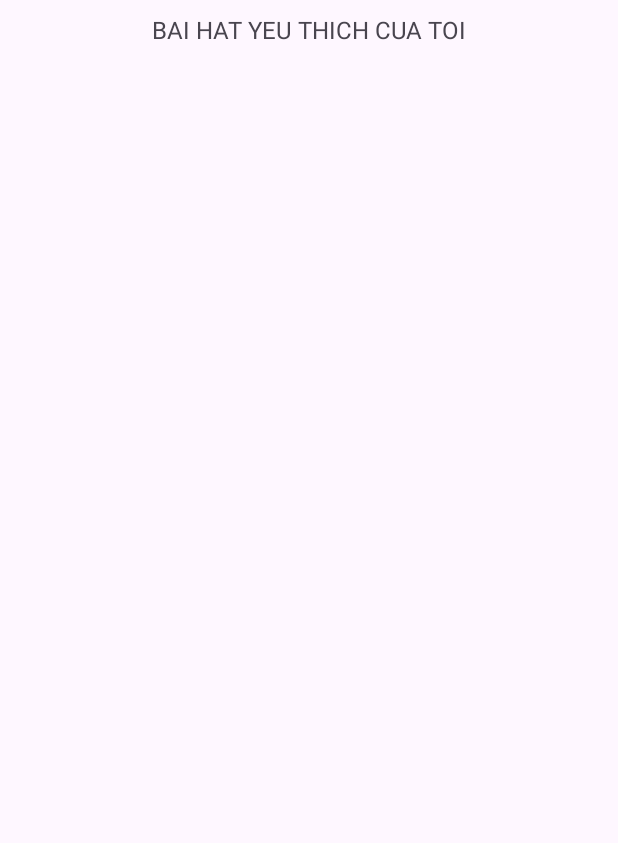
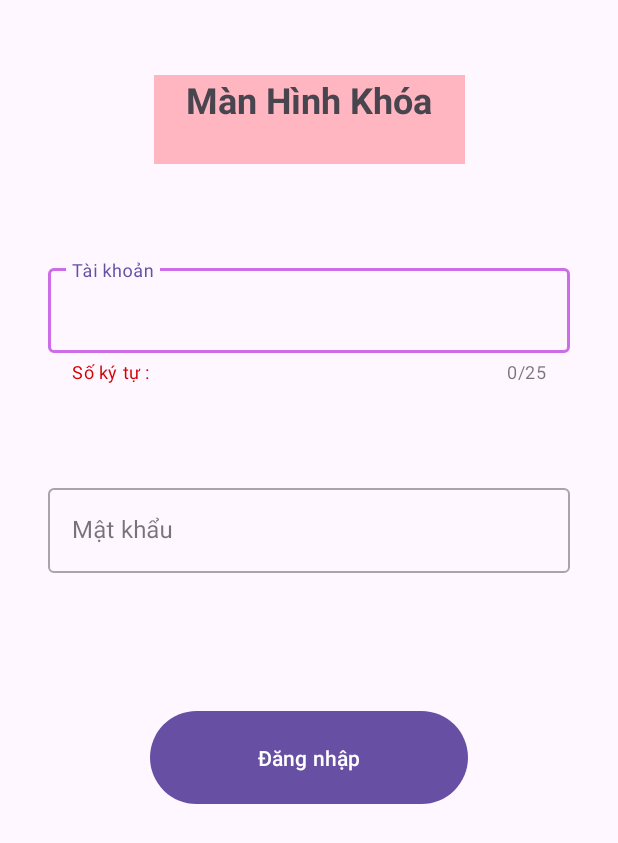
Before and after one commit to KhanhLinh2803/64131172_AndroidProgramming, an Android app: the screen it shows after launch (MainActivity), on a phone screen of 412 x 824 dp. Shown: the top 843 px of the screen. Run offline under Robolectric (Android 15) with nearby library versions, the phone set to English and light mode, and no system bars.

Commit message:
làm tiếp màn hình DSBH

```diff
--- a/LT_ListView_BTS/app/build.gradle.kts
+++ b/LT_ListView_BTS/app/build.gradle.kts
@@ -33,6 +33,7 @@ android {
 
 dependencies {
 
+    implementation("com.google.android.material:material:1.12.0")
     implementation(libs.appcompat)
     implementation(libs.material)
     implementation(libs.activity)
--- a/LT_ListView_BTS/app/src/main/AndroidManifest.xml
+++ b/LT_ListView_BTS/app/src/main/AndroidManifest.xml
@@ -13,6 +13,9 @@
         android:theme="@style/Theme.LT_ListView_BTS"
         tools:targetApi="31">
         <activity
+            android:name=".ManDN"
+            android:exported="false" />
+        <activity
             android:name=".MainActivity"
             android:exported="true">
             <intent-filter>
--- a/LT_ListView_BTS/app/src/main/java/linhntk/ntu/lt_listview_bts/MainActivity.java
+++ b/LT_ListView_BTS/app/src/main/java/linhntk/ntu/lt_listview_bts/MainActivity.java
@@ -1,6 +1,10 @@
 package linhntk.ntu.lt_listview_bts;
 
+import android.content.Intent;
 import android.os.Bundle;
+import android.view.View;
+import android.widget.Button;
+import android.widget.EditText;
 
 import androidx.activity.EdgeToEdge;
 import androidx.appcompat.app.AppCompatActivity;
@@ -9,16 +13,32 @@ import androidx.core.view.ViewCompat;
 import androidx.core.view.WindowInsetsCompat;
 
 public class MainActivity extends AppCompatActivity {
-
+    EditText txtInputTK, txtInputMK;
+    Button btnDN;
     @Override
     protected void onCreate(Bundle savedInstanceState) {
         super.onCreate(savedInstanceState);
         EdgeToEdge.enable(this);
         setContentView(R.layout.activity_main);
-        ViewCompat.setOnApplyWindowInsetsListener(findViewById(R.id.main), (v, insets) -> {
-            Insets systemBars = insets.getInsets(WindowInsetsCompat.Type.systemBars());
-            v.setPadding(systemBars.left, systemBars.top, systemBars.right, systemBars.bottom);
-            return insets;
+        txtInputMK =findViewById(R.id.txtInputMK);
+        txtInputTK =findViewById(R.id.txtInputTK);
+        btnDN = findViewById(R.id.btnDN);
+        //xu ly su kien lang nghe
+        btnDN.setOnClickListener(new View.OnClickListener() {
+            @Override
+            public void onClick(View v) {
+                if(gettxtInputTK().equals("Khanh Linh") && gettxtInputMK().equals("1")){
+                    Intent intent = new Intent(MainActivity.this, ManDN.class);
+                    startActivity(intent);
+                }
+            }
         });
     }
+    //lay gia tri nhap vao cua txtInputTK
+    public String gettxtInputTK(){
+        return txtInputTK.getText().toString();
+    }
+    public  String gettxtInputMK(){
+        return  txtInputMK.getText().toString();
+    }
 }
--- a/LT_ListView_BTS/app/src/main/res/layout/activity_main.xml
+++ b/LT_ListView_BTS/app/src/main/res/layout/activity_main.xml
@@ -1,22 +1,85 @@
 <?xml version="1.0" encoding="utf-8"?>
-<LinearLayout xmlns:android="http://schemas.android.com/apk/res/android"
+<androidx.constraintlayout.widget.ConstraintLayout xmlns:android="http://schemas.android.com/apk/res/android"
     xmlns:app="http://schemas.android.com/apk/res-auto"
     xmlns:tools="http://schemas.android.com/tools"
     android:id="@+id/main"
     android:layout_width="match_parent"
     android:layout_height="match_parent"
-    android:orientation="vertical"
     tools:context=".MainActivity">
 
     <TextView
-    android:layout_width="match_parent"
-    android:layout_height="40dp"
-    android:gravity="center"
-    android:textSize="16dp"
-    android:text="BAI HAT YEU THICH CUA TOI"/>
+        android:id="@+id/textView"
+        android:layout_width="207dp"
+        android:layout_height="59dp"
+        android:layout_marginTop="50dp"
+        android:background="#FFB6C1"
+        android:text="Màn Hình Khóa"
+        android:textAlignment="center"
+        android:textSize="24sp"
+        android:textStyle="bold"
+        app:layout_constraintEnd_toEndOf="parent"
+        app:layout_constraintStart_toStartOf="parent"
+        app:layout_constraintTop_toTopOf="parent" />
 
-    <ListView
-    android:layout_width="match_parent"
-    android:layout_height="wrap_content"
-    android:id="@+id/lvDSbaihat"/>
-    </LinearLayout>
+    <com.google.android.material.textfield.TextInputLayout
+        android:id="@+id/textInputLayoutTK"
+        style="@style/Widget.MaterialComponents.TextInputLayout.OutlinedBox"
+        android:layout_width="match_parent"
+        android:layout_height="wrap_content"
+        android:layout_marginStart="32dp"
+        android:layout_marginTop="64dp"
+        android:layout_marginEnd="32dp"
+        android:hint="Tài khoản"
+        app:boxStrokeColor="#CC6CE7"
+        app:counterEnabled="true"
+        app:counterMaxLength="25"
+        app:endIconMode="clear_text"
+        app:helperText="Số ký tự : "
+        app:helperTextTextColor="#D20103"
+        app:layout_constraintEnd_toEndOf="parent"
+        app:layout_constraintStart_toStartOf="parent"
+        app:layout_constraintTop_toBottomOf="@id/textView">
+
+        <com.google.android.material.textfield.TextInputEditText
+            android:id="@+id/txtInputTK"
+            android:layout_width="match_parent"
+            android:layout_height="wrap_content"
+            android:inputType="textEmailAddress" />
+    </com.google.android.material.textfield.TextInputLayout>
+
+    <com.google.android.material.textfield.TextInputLayout
+        android:id="@+id/textInputLayout3"
+        style="@style/Widget.MaterialComponents.TextInputLayout.OutlinedBox"
+        android:layout_width="match_parent"
+        android:layout_height="wrap_content"
+        android:layout_marginStart="32dp"
+        android:layout_marginTop="64dp"
+        android:layout_marginEnd="32dp"
+        android:hint="Mật khẩu"
+        app:endIconMode="clear_text"
+        app:layout_constraintEnd_toEndOf="parent"
+        app:layout_constraintStart_toStartOf="parent"
+        app:layout_constraintTop_toBottomOf="@+id/textInputLayoutTK">
+
+        <com.google.android.material.textfield.TextInputEditText
+            android:id="@+id/txtInputMK"
+            android:layout_width="match_parent"
+            android:layout_height="wrap_content"
+            android:inputType="textPassword" />
+    </com.google.android.material.textfield.TextInputLayout>
+
+    <Button
+        android:id="@+id/btnDN"
+        android:layout_width="212dp"
+        android:layout_height="70dp"
+        android:layout_marginStart="64dp"
+        android:layout_marginTop="88dp"
+        android:layout_marginEnd="64dp"
+        android:text="Đăng nhập"
+        app:layout_constraintEnd_toEndOf="parent"
+        app:layout_constraintHorizontal_bias="0.498"
+        app:layout_constraintStart_toStartOf="parent"
+        app:layout_constraintTop_toBottomOf="@+id/textInputLayout3" />
+
+
+</androidx.constraintlayout.widget.ConstraintLayout>
```
Also changed, not shown: LT_ListView_BTS/app/src/main/java/linhntk/ntu/lt_listview_bts/ManDN.java (added, +24 -0 lines), LT_ListView_BTS/app/src/main/res/layout/activity_man_dn.xml (added, +27 -0 lines).
